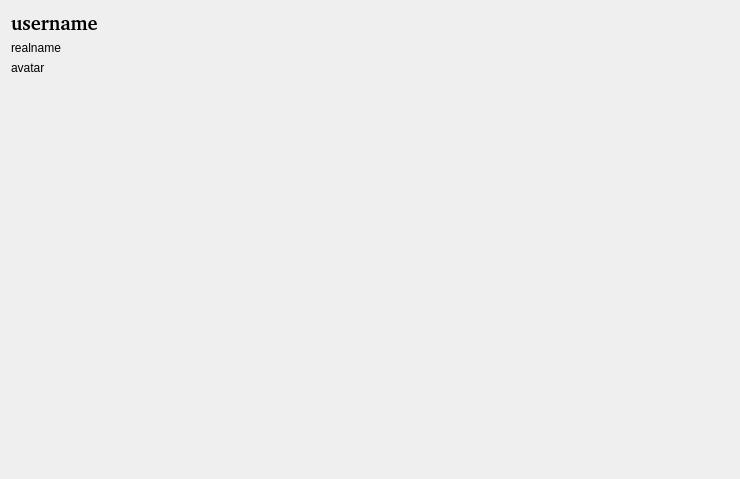
Above: stats_display_window.ui from daniel-Jones/CS-GO-Qt-C-Statistics before the change. Below: the same form after it.
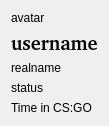
That is the form after the change.

Commit message: Added parsing functions for both steam and csgo data, added testing displays on the UI etc

```diff
--- a/stats_display_window.ui
+++ b/stats_display_window.ui
@@ -9,15 +9,22 @@
    <rect>
     <x>0</x>
     <y>0</y>
-    <width>740</width>
-    <height>479</height>
+    <width>104</width>
+    <height>112</height>
    </rect>
   </property>
   <property name="windowTitle">
    <string>CS:GO Statistics</string>
   </property>
-  <layout class="QFormLayout" name="formLayout">
-   <item row="0" column="0" colspan="2">
+  <layout class="QGridLayout" name="gridLayout_2">
+   <item row="3" column="0">
+    <widget class="QLabel" name="status_label">
+     <property name="text">
+      <string>status</string>
+     </property>
+    </widget>
+   </item>
+   <item row="1" column="0">
     <widget class="QLabel" name="username_label">
      <property name="font">
       <font>
@@ -32,6 +39,13 @@
      </property>
     </widget>
    </item>
+   <item row="0" column="0">
+    <widget class="QLabel" name="avatar_label">
+     <property name="text">
+      <string>avatar</string>
+     </property>
+    </widget>
+   </item>
    <item row="2" column="0">
     <widget class="QLabel" name="realname_label">
      <property name="text">
@@ -39,10 +53,10 @@
      </property>
     </widget>
    </item>
-   <item row="3" column="0">
-    <widget class="QLabel" name="avatar_label">
+   <item row="4" column="0">
+    <widget class="QLabel" name="time_in_label">
      <property name="text">
-      <string>avatar</string>
+      <string>Time in CS:GO</string>
      </property>
     </widget>
    </item>
```
The commit also changes 5 other files.
